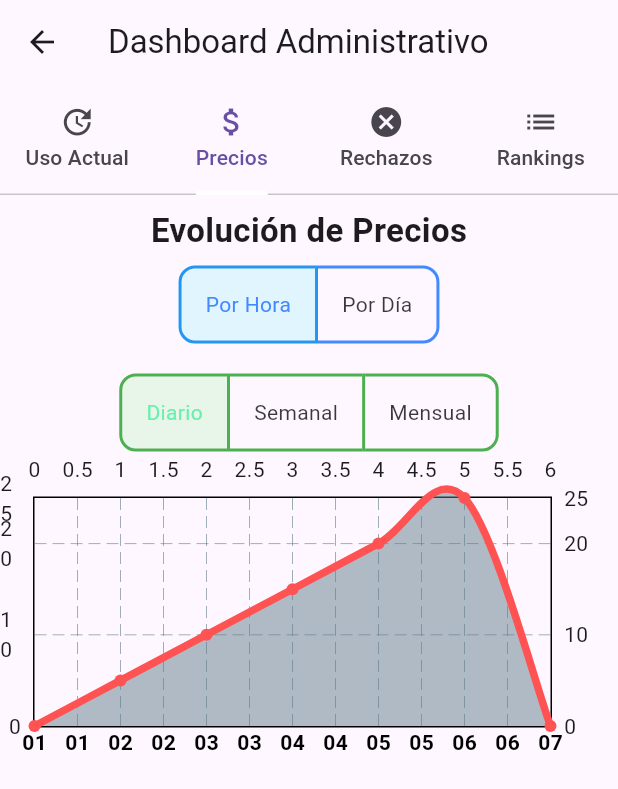
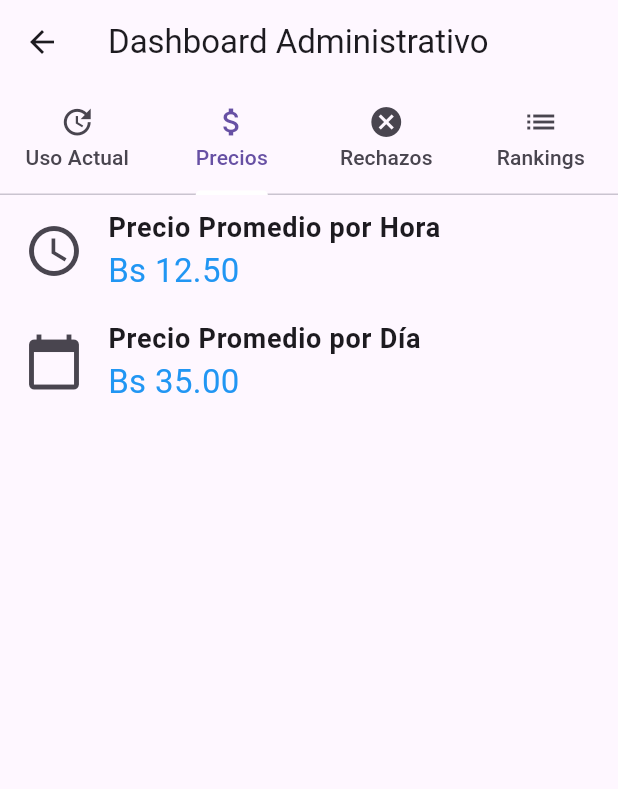
Before and after one commit to Denzel-Fuentes/FLUTTER_Parking, a Flutter app: the UsageStatsScreen screen opened directly, tab 2 chosen, on a phone screen of 412 x 824 dp. Shown: the top 789 px of the screen. Run offline on Flutter 3.47's test engine with Material 3 defaults, Android fonts, the phone set to English and light mode, and no system bars; drawn by our look-alikes of fl_chart; our stand-ins replace calendar_date_picker2, cloud_firestore, firebase_auth, firebase_core, flutter_map, fluttertoast and 3 more; accounts and stored records are empty; generated files the repository leaves out were written again; network calls fail.

Commit message:
AdminScreen Modification2

```diff
--- a/lib/admin/PricingScreen.dart
+++ b/lib/admin/PricingScreen.dart
@@ -2,59 +2,50 @@ import 'package:flutter/material.dart';
 
 class PricingScreen extends StatelessWidget {
   final List<Map<String, dynamic>> pricingData = [
-    {"type": "Horas", "price": 5.0, "details": "Precio por hora"},
-    {"type": "Días", "price": 20.0, "details": "Precio por día"}
-  ];
-
-  final List<Map<String, dynamic>> rejections = [
-    {"type": "Cliente", "count": 12},
-    {"type": "Ofertante", "count": 7}
+    {"type": "Horas", "price": 12.50, "details": "Precio por hora en Bs"},
+    {"type": "Días", "price": 35.00, "details": "Precio por día en Bs"}
   ];
 
   @override
   Widget build(BuildContext context) {
     return Scaffold(
       appBar: AppBar(
-        title: Text("Precios Convenidos y Rechazos"),
+        title: Text("Precios Convenidos"),
       ),
       body: SingleChildScrollView(
+        child: Center(
+          // Añadido para centrar el contenido en la pantalla
           child: Column(
+            mainAxisAlignment: MainAxisAlignment.center,
             children: [
               Padding(
                 padding: const EdgeInsets.all(8.0),
-              child: Text("Promedios de Precios por Tipo de Alquiler", style: Theme.of(context).textTheme.headline6),
+                child: Text("Promedios de Precios por Tipo de Alquiler",
+                    style: Theme.of(context).textTheme.headline6),
               ),
-            DataTable(
+              Container(
+                alignment: Alignment
+                    .center, // Añadido para centrar el contenido en la columna
+                child: DataTable(
                   columns: const [
                     DataColumn(label: Text('Tipo de Alquiler')),
                     DataColumn(label: Text('Precio')),
                     DataColumn(label: Text('Detalles')),
                   ],
-              rows: pricingData.map((data) => DataRow(
+                  rows: pricingData
+                      .map((data) => DataRow(
                             cells: [
                               DataCell(Text(data["type"])),
-                  DataCell(Text("\$${data["price"]}")),
+                              DataCell(Text(
+                                  "Bs ${data["price"].toStringAsFixed(2)}")),
                               DataCell(Text(data["details"])),
                             ],
-              )).toList(),
+                          ))
+                      .toList(),
                 ),
-            Padding(
-              padding: const EdgeInsets.all(8.0),
-              child: Text("Rechazos por Cliente y Ofertante", style: Theme.of(context).textTheme.headline6),
               ),
-            ListView.builder(
-              physics: NeverScrollableScrollPhysics(),
-              shrinkWrap: true,
-              itemCount: rejections.length,
-              itemBuilder: (context, index) {
-                return ListTile(
-                  title: Text(rejections[index]["type"]),
-                  trailing: Text("${rejections[index]["count"]} rechazos"),
-                  leading: Icon(rejections[index]["type"] == "Cliente" ? Icons.person_outline : Icons.store),
-                );
-              },
-            )
             ],
+          ),
         ),
       ),
     );
--- a/lib/admin/UsageStatsScreen.dart
+++ b/lib/admin/UsageStatsScreen.dart
@@ -1,5 +1,6 @@
 import 'package:flutter/material.dart';
 import 'package:fl_chart/fl_chart.dart';
+import 'dart:math';
 
 class UsageStatsScreen extends StatefulWidget {
   @override
@@ -11,6 +12,24 @@ class _UsageStatsScreenState extends State<UsageStatsScreen>
   late TabController _tabController;
   int _timeSpanIndex = 0; // 0: daily, 1: weekly, 2: monthly
   int? _expandedTileIndex;
+  final List<Map<String, dynamic>> topClients = [
+    {"name": "1. Denzel", "transactions": 100, "stars": 5},
+    {"name": "2. Kevin Molina", "transactions": 80, "stars": 4},
+  ];
+
+  final List<Map<String, dynamic>> worstClients = [
+    {"name": "1. Alexander", "stars": 3},
+    {"name": "2. Andrés", "stars": 2},
+  ];
+
+  List<int> dailyParkingUsage = List.generate(
+      5, (_) => Random().nextInt(10) + 1); // Limitado a 10 usos por parqueo
+
+  // Simulación de precios por parqueo
+  List<double> hourlyRates =
+      List.generate(15, (_) => 5 + Random().nextDouble() * 10); // Entre 5 y 15
+  List<double> dailyRates = List.generate(
+      15, (_) => 20 + Random().nextDouble() * 30); // Entre 20 y 50
 
   final List<Map<String, dynamic>> clientRejections = [
     {"user": "Usuario 1", "reason": "Precio alto", "date": "2022-01-05"},
@@ -35,19 +54,6 @@ class _UsageStatsScreenState extends State<UsageStatsScreen>
   ];
 
   // Datos simulados para rankings
-  final List<Map<String, dynamic>> topClients = List.generate(
-      20,
-      (index) => {
-            "name": "Cliente ${index + 1}",
-            "transactions": 100 - index,
-          });
-
-  final List<Map<String, dynamic>> worstClients = List.generate(
-      20,
-      (index) => {
-            "name": "Cliente ${index + 1}",
-            "transactions": index,
-          });
 
   final List<Map<String, dynamic>> topProviders = List.generate(
       20,
@@ -107,9 +113,55 @@ class _UsageStatsScreenState extends State<UsageStatsScreen>
     return SingleChildScrollView(
       child: Column(
         children: [
-          _buildUsageSection("Parqueos Usados Hoy", "250"),
-          _buildUsageSection("Peticiones Totales", "320"),
-          _buildConcurrentHoursChart(),
+          ListTile(
+            title: Text("Parqueos Usados Hoy",
+                style: TextStyle(fontWeight: FontWeight.bold, fontSize: 18)),
+            subtitle: Text("25", // Se cambia a 25 parqueos usados hoy
+                style: TextStyle(fontSize: 22, color: Colors.green)),
+            leading: Icon(Icons.directions_car, size: 40),
+          ),
+          ListTile(
+            title: Text("Peticiones Totales",
+                style: TextStyle(fontWeight: FontWeight.bold, fontSize: 18)),
+            subtitle: Text("30", // Se cambia a 30 peticiones totales
+                style: TextStyle(fontSize: 22, color: Colors.green)),
+            leading: Icon(Icons.query_stats, size: 40),
+          ),
+          Padding(
+            padding: const EdgeInsets.all(8.0),
+            child: AspectRatio(
+              aspectRatio: 2,
+              child: BarChart(
+                BarChartData(
+                  alignment: BarChartAlignment.spaceAround,
+                  maxY: dailyParkingUsage.reduce(max).toDouble() *
+                      1.2, // to allow space above bars
+                  barGroups: dailyParkingUsage
+                      .asMap()
+                      .entries
+                      .map((e) => BarChartGroupData(
+                            x: e.key,
+                            barRods: [
+                              BarChartRodData(
+                                  toY: e.value.toDouble(), color: Colors.blue),
+                            ],
+                          ))
+                      .toList(),
+                  titlesData: FlTitlesData(
+                    bottomTitles: AxisTitles(
+                      sideTitles: SideTitles(
+                        showTitles: true,
+                        getTitlesWidget: (value, meta) =>
+                            Text('P${value.toInt() + 1}'),
+                      ),
+                    ),
+                    leftTitles:
+                        AxisTitles(sideTitles: SideTitles(showTitles: true)),
+                  ),
+                ),
+              ),
+            ),
+          ),
         ],
       ),
     );
@@ -146,101 +198,25 @@ class _UsageStatsScreenState extends State<UsageStatsScreen>
   }
 
   Widget _buildPricing() {
-    List<String> timeSpans = ["Diario", "Semanal", "Mensual"];
-    List<String> rentalTypes = ["Por Hora", "Por Día"];
-    int _rentalTypeIndex = 0; // 0 para por hora, 1 para por día
+    double averageHourlyRate = 12.50; // Promedio por hora de 12.50 bs
+    double averageDailyRate = 35.00; // Precio por día de 35 bs
 
     return SingleChildScrollView(
       child: Column(
         children: [
-          Padding(
-            padding: const EdgeInsets.all(8.0),
-            child: Text("Evolución de Precios",
-                style: TextStyle(fontWeight: FontWeight.bold, fontSize: 22)),
+          ListTile(
+            title: Text("Precio Promedio por Hora",
+                style: TextStyle(fontWeight: FontWeight.bold, fontSize: 18)),
+            subtitle: Text("Bs ${averageHourlyRate.toStringAsFixed(2)}",
+                style: TextStyle(fontSize: 22, color: Colors.blue)),
+            leading: Icon(Icons.access_time, size: 40),
           ),
-          ToggleButtons(
-            borderColor: Colors.blueAccent,
-            fillColor: Colors.lightBlue.shade50,
-            borderWidth: 2,
-            selectedBorderColor: Colors.blue,
-            selectedColor: Colors.blueAccent,
-            borderRadius: BorderRadius.circular(10),
-            children: rentalTypes
-                .map((e) => Padding(
-                      padding: const EdgeInsets.symmetric(horizontal: 16),
-                      child: Text(e),
-                    ))
-                .toList(),
-            isSelected: List.generate(
-                rentalTypes.length, (index) => index == _rentalTypeIndex),
-            onPressed: (int index) {
-              setState(() {
-                _rentalTypeIndex = index;
-              });
-            },
-          ),
-          SizedBox(height: 20),
-          ToggleButtons(
-            borderColor: Colors.green,
-            fillColor: Colors.green.shade50,
-            borderWidth: 2,
-            selectedBorderColor: Colors.green,
-            selectedColor: Colors.greenAccent,
-            borderRadius: BorderRadius.circular(10),
-            children: timeSpans
-                .map((e) => Padding(
-                      padding: const EdgeInsets.symmetric(horizontal: 16),
-                      child: Text(e),
-                    ))
-                .toList(),
-            isSelected: List.generate(
-                timeSpans.length, (index) => index == _timeSpanIndex),
-            onPressed: (int index) {
-              setState(() {
-                _timeSpanIndex = index;
-              });
-            },
-          ),
-          AspectRatio(
-            aspectRatio: 2,
-            child: LineChart(
-              LineChartData(
-                gridData: FlGridData(show: true),
-                titlesData: FlTitlesData(
-                  bottomTitles: AxisTitles(
-                    sideTitles: SideTitles(
-                      showTitles: true,
-                      getTitlesWidget: (value, meta) {
-                        final titles = _timeSpanIndex == 0
-                            ? ['01', '02', '03', '04', '05', '06', '07']
-                            : _timeSpanIndex == 1
-                                ? ['Week 1', 'Week 2', 'Week 3', 'Week 4']
-                                : ['Jan', 'Feb', 'Mar', 'Apr', 'May', 'Jun'];
-                        return Text(titles[value.toInt()],
-                            style: TextStyle(
-                                color: Colors.black,
-                                fontWeight: FontWeight.bold));
-                      },
-                    ),
-                  ),
-                  leftTitles:
-                      AxisTitles(sideTitles: SideTitles(showTitles: true)),
-                ),
-                lineBarsData: [
-                  LineChartBarData(
-                    spots: _generateSpots(_timeSpanIndex, _rentalTypeIndex),
-                    isCurved: true,
-                    barWidth: 5,
-                    isStrokeCapRound: true,
-                    dotData: FlDotData(show: true),
-                    belowBarData: BarAreaData(show: true),
-                    color: _rentalTypeIndex == 0
-                        ? Colors.redAccent
-                        : Colors.blueAccent,
-                  ),
-                ],
-              ),
-            ),
+          ListTile(
+            title: Text("Precio Promedio por Día",
+                style: TextStyle(fontWeight: FontWeight.bold, fontSize: 18)),
+            subtitle: Text("Bs ${averageDailyRate.toStringAsFixed(2)}",
+                style: TextStyle(fontSize: 22, color: Colors.blue)),
+            leading: Icon(Icons.calendar_today, size: 40),
           ),
         ],
       ),
@@ -291,25 +267,6 @@ class _UsageStatsScreenState extends State<UsageStatsScreen>
       padding: EdgeInsets.all(8),
       children: [
         ExpansionTile(
-          leading: Icon(Icons.person_off, size: 40, color: Colors.red),
-          title: Text("Rechazos por Clientes: ${clientRejections.length}",
-              style: TextStyle(fontWeight: FontWeight.bold, fontSize: 18)),
-          children: clientRejections
-              .map((rejection) => Card(
-                    elevation: 4,
-                    margin: EdgeInsets.all(8),
-                    child: ListTile(
-                      leading: Icon(Icons.person, color: Colors.red),
-                      title: Text(rejection['user'],
-                          style: TextStyle(fontWeight: FontWeight.bold)),
-                      subtitle:
-                          Text("${rejection['reason']} - ${rejection['date']}"),
-                      tileColor: Colors.red.shade50,
-                    ),
-                  ))
-              .toList(),
-        ),
-        ExpansionTile(
           leading:
               Icon(Icons.store_mall_directory, size: 40, color: Colors.orange),
           title: Text("Rechazos por Ofertantes: ${providerRejections.length}",
@@ -346,10 +303,107 @@ class _UsageStatsScreenState extends State<UsageStatsScreen>
             0, "Top 20 Ofertantes", Colors.green, topProviders, true),
         _buildExpansionTile(
             1, "20 Peores Ofertantes", Colors.red, worstProviders, false),
-        _buildExpansionTile(
-            2, "Top 20 Clientes", Colors.blue, topClients, true),
-        _buildExpansionTile(
-            3, "20 Peores Clientes", Colors.orange, worstClients, false),
+        ExpansionTile(
+          initiallyExpanded: _expandedTileIndex == 2,
+          onExpansionChanged: (bool expanded) {
+            setState(() {
+              if (expanded) {
+                _expandedTileIndex = 2;
+              } else {
+                _expandedTileIndex = null;
+              }
+            });
+          },
+          leading: Icon(Icons.trending_up, color: Colors.blue),
+          title: Text("Top 20 Clientes",
+              style: TextStyle(
+                  fontWeight: FontWeight.bold,
+                  fontSize: 18,
+                  color: Colors.blue)),
+          children: [
+            Card(
+              color: Colors.white,
+              child: ListTile(
+                leading: Icon(Icons.star, color: Colors.yellow),
+                title: Text("1. Denzel"),
+                subtitle: Row(
+                  children: [
+                    Icon(Icons.star, color: Colors.yellow),
+                    Icon(Icons.star, color: Colors.yellow),
+                    Icon(Icons.star, color: Colors.yellow),
+                    Icon(Icons.star, color: Colors.yellow),
+                    Icon(Icons.star, color: Colors.yellow),
+                  ],
+                ),
+              ),
+            ),
+            ...topClients
+                .map((item) => Card(
+                      color: Colors.white,
+                      child: ListTile(
+                        title: Text(item['name']),
+                        subtitle:
+                            Text("Transacciones: ${item['transactions']}"),
+                      ),
+                    ))
+                .toList(),
+          ],
+        ),
+        ExpansionTile(
+          initiallyExpanded: _expandedTileIndex == 3,
+          onExpansionChanged: (bool expanded) {
+            setState(() {
+              if (expanded) {
+                _expandedTileIndex = 3;
+              } else {
+                _expandedTileIndex = null;
+              }
+            });
+          },
+          leading: Icon(Icons.trending_down, color: Colors.orange),
+          title: Text("20 Peores Clientes",
+              style: TextStyle(
+                  fontWeight: FontWeight.bold,
+                  fontSize: 18,
+                  color: Colors.orange)),
+          children: [
+            Card(
+              color: Colors.white,
+              child: ListTile(
+                leading: Icon(Icons.star_border, color: Colors.orange),
+                title: Text("1. Alexander"),
+                subtitle: Row(
+                  children: [
+                    Icon(Icons.star_border, color: Colors.orange),
+                    Icon(Icons.star_border, color: Colors.orange),
+                    Icon(Icons.star_border, color: Colors.orange),
+                  ],
+                ),
+              ),
+            ),
+            Card(
+              color: Colors.white,
+              child: ListTile(
+                leading: Icon(Icons.star_border, color: Colors.orange),
+                title: Text("2. Andrés"),
+                subtitle: Row(
+                  children: [
+                    Icon(Icons.star_border, color: Colors.orange),
+                    Icon(Icons.star_border, color: Colors.orange),
+                  ],
+                ),
+              ),
+            ),
+            ...worstClients
+                .map((item) => Card(
+                      color: Colors.white,
+                      child: ListTile(
+                        title: Text(item['name']),
+                      ),
+                    ))
+                .toList(),
+          ],
+        ),
       ],
     );
   }
```
Lines whose indentation alone changed are shown as unchanged.
